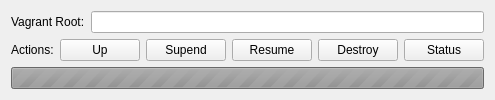
Above: ui/VagrantWidget.ui from sherzberg/vagrant-manager before the change. Below: the same form after it.
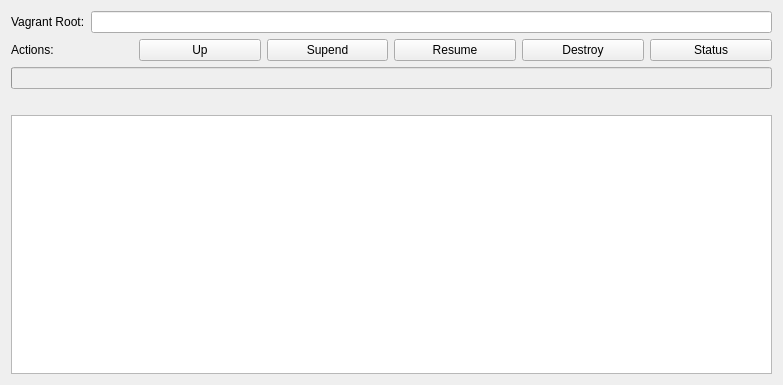
That is the form after the change.

Patch:
```diff
--- a/ui/VagrantWidget.ui
+++ b/ui/VagrantWidget.ui
@@ -2,6 +2,14 @@
 <ui version="4.0">
  <class>VagrantWidget</class>
  <widget class="QWidget" name="VagrantWidget">
+  <property name="geometry">
+   <rect>
+    <x>0</x>
+    <y>0</y>
+    <width>783</width>
+    <height>385</height>
+   </rect>
+  </property>
   <property name="windowTitle">
    <string>VagrantWidget</string>
   </property>
@@ -74,10 +82,30 @@
         <bool>false</bool>
        </property>
        <property name="maximum">
-        <number>0</number>
+        <number>100</number>
        </property>
        <property name="value">
-        <number>-1</number>
+        <number>0</number>
+       </property>
+       <property name="textVisible">
+        <bool>false</bool>
+       </property>
+       <property name="format">
+        <string/>
+       </property>
+      </widget>
+     </item>
+     <item row="3" column="0">
+      <widget class="QLabel" name="label_status">
+       <property name="text">
+        <string/>
+       </property>
+      </widget>
+     </item>
+     <item row="4" column="0">
+      <widget class="QTextEdit" name="detail_log">
+       <property name="readOnly">
+        <bool>true</bool>
        </property>
       </widget>
      </item>
```
